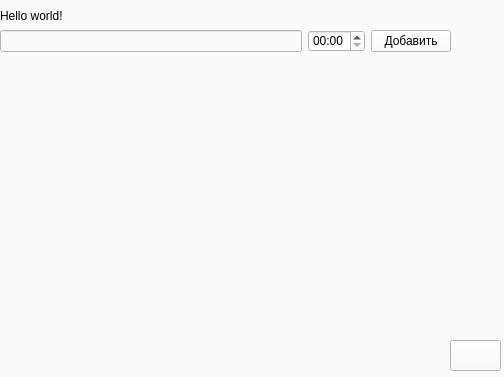
Qt form inbox_widget.ui (NAD777/yandex-toDo) before a commit.
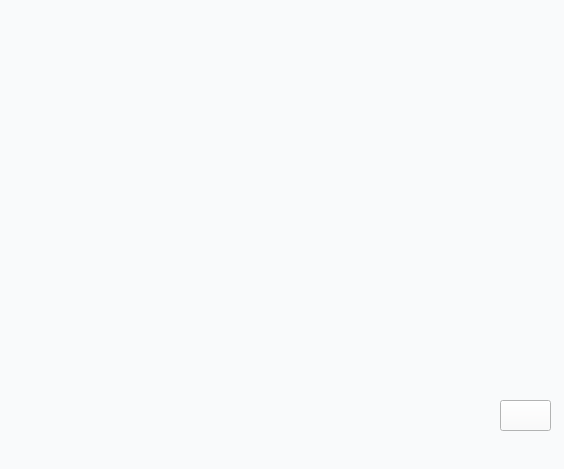
The same form after that commit. Icons and pictures are not drawn.

Commit message: Problem with Part class

What changed in the file:
```diff
--- a/inbox_widget.ui
+++ b/inbox_widget.ui
@@ -6,8 +6,8 @@
    <rect>
     <x>0</x>
     <y>0</y>
-    <width>504</width>
-    <height>377</height>
+    <width>564</width>
+    <height>469</height>
    </rect>
   </property>
   <property name="windowTitle">
@@ -16,77 +16,11 @@
   <property name="styleSheet">
    <string notr="true">background-color: rgb(249, 250, 251)</string>
   </property>
-  <widget class="QLabel" name="label">
-   <property name="geometry">
-    <rect>
-     <x>0</x>
-     <y>0</y>
-     <width>181</width>
-     <height>31</height>
-    </rect>
-   </property>
-   <property name="text">
-    <string>Hello world!</string>
-   </property>
-  </widget>
-  <widget class="QWidget" name="gridLayoutWidget">
-   <property name="geometry">
-    <rect>
-     <x>0</x>
-     <y>30</y>
-     <width>451</width>
-     <height>31</height>
-    </rect>
-   </property>
-   <layout class="QGridLayout" name="gridLayout">
-    <property name="sizeConstraint">
-     <enum>QLayout::SetMinAndMaxSize</enum>
-    </property>
-    <property name="horizontalSpacing">
-     <number>6</number>
-    </property>
-    <item row="0" column="1">
-     <widget class="QTimeEdit" name="timeEdit">
-      <property name="wrapping">
-       <bool>false</bool>
-      </property>
-      <property name="frame">
-       <bool>true</bool>
-      </property>
-      <property name="readOnly">
-       <bool>false</bool>
-      </property>
-      <property name="specialValueText">
-       <string/>
-      </property>
-      <property name="keyboardTracking">
-       <bool>false</bool>
-      </property>
-      <property name="showGroupSeparator" stdset="0">
-       <bool>false</bool>
-      </property>
-      <property name="displayFormat">
-       <string>HH:mm</string>
-      </property>
-     </widget>
-    </item>
-    <item row="0" column="0">
-     <widget class="QLineEdit" name="lineEdit"/>
-    </item>
-    <item row="0" column="2">
-     <widget class="QPushButton" name="pushButton">
-      <property name="text">
-       <string>Добавить</string>
-      </property>
-     </widget>
-    </item>
-   </layout>
-  </widget>
   <widget class="QPushButton" name="add_btn">
    <property name="geometry">
     <rect>
-     <x>450</x>
-     <y>340</y>
+     <x>500</x>
+     <y>400</y>
      <width>51</width>
      <height>31</height>
     </rect>
@@ -99,16 +33,31 @@
      <normaloff>icons/plus_act.png</normaloff>icons/plus_act.png</iconset>
    </property>
   </widget>
-  <widget class="QWidget" name="verticalLayoutWidget">
+  <widget class="QScrollArea" name="scrollArea">
    <property name="geometry">
     <rect>
-     <x>0</x>
-     <y>60</y>
-     <width>441</width>
-     <height>311</height>
+     <x>9</x>
+     <y>20</y>
+     <width>471</width>
+     <height>411</height>
     </rect>
    </property>
-   <layout class="QVBoxLayout" name="verticalLayout"/>
+   <property name="styleSheet">
+    <string notr="true">border:none;</string>
+   </property>
+   <property name="widgetResizable">
+    <bool>true</bool>
+   </property>
+   <widget class="QWidget" name="scrollAreaWidgetContents">
+    <property name="geometry">
+     <rect>
+      <x>0</x>
+      <y>0</y>
+      <width>471</width>
+      <height>411</height>
+     </rect>
+    </property>
+   </widget>
   </widget>
  </widget>
  <resources/>
```
The commit also changes 3 other files.
